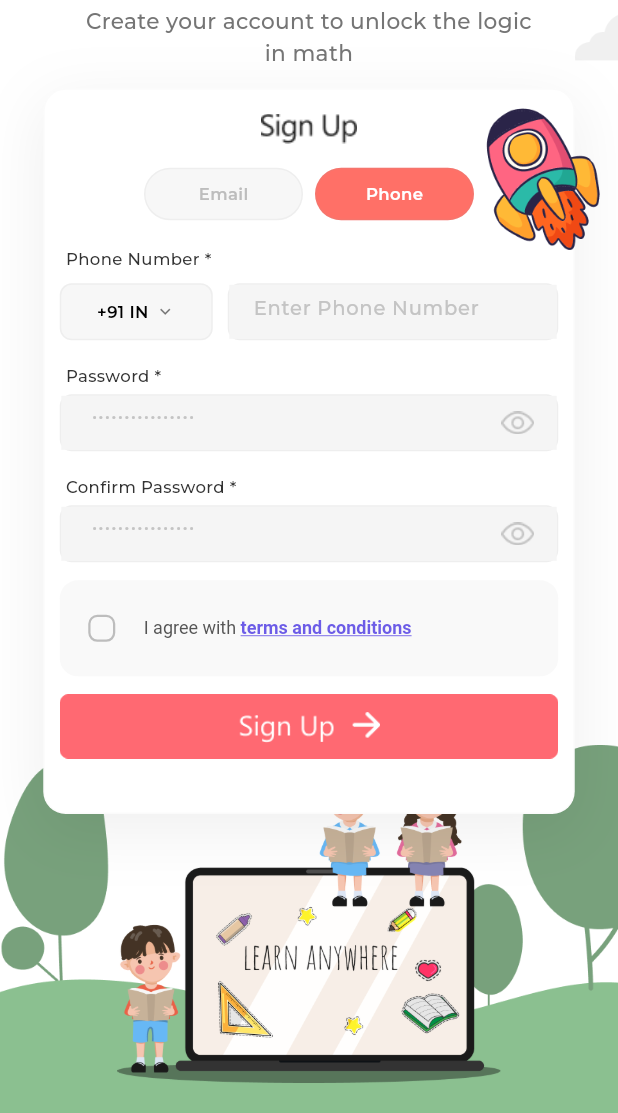
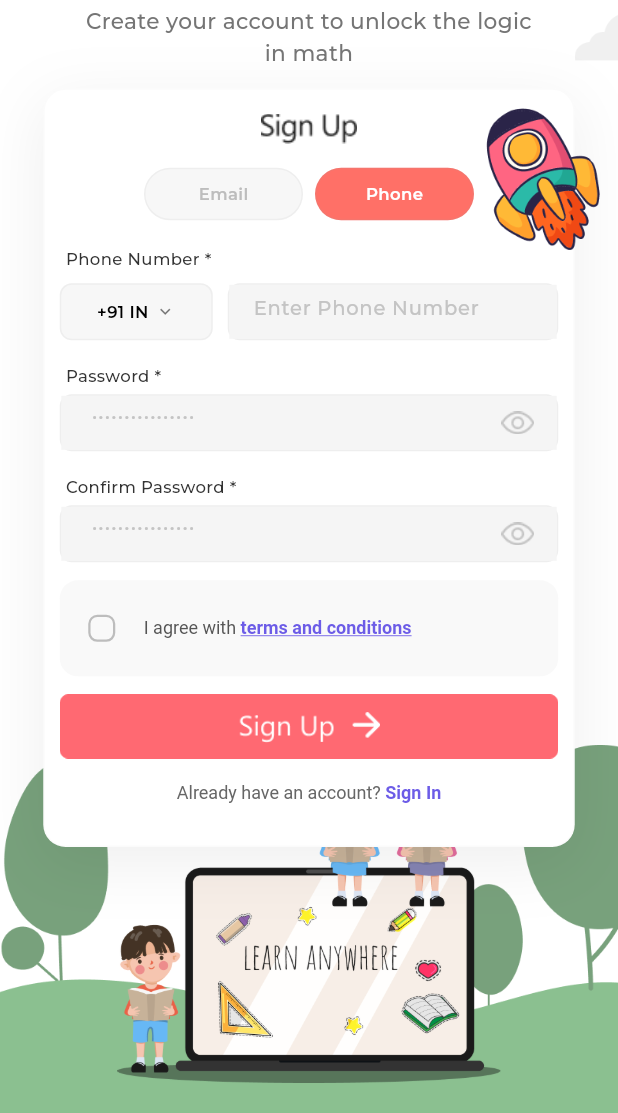
Before and after one commit to upfunda-schools/upfunda-app, a Flutter app: the SignupScreen screen opened by its route, on a phone screen of 412 x 824 dp, the part 123-1236 px from its top. Run offline on Flutter 3.47's test engine with Material 3 defaults, Android fonts, the phone set to English and light mode, and no system bars; our stand-ins replace audioplayers, cached_network_image, dio, firebase_auth, firebase_core, fl_chart and 11 more; missing offline and left inert: dart:js_interop, razorpay_flutter; accounts and stored records are empty; generated files the repository leaves out were written again; network calls fail.

Commit message:
feat(auth): add navigation links between login and signup screens

```diff
--- a/lib/features/auth/signup_screen.dart
+++ b/lib/features/auth/signup_screen.dart
@@ -755,7 +755,32 @@
                                             ],
                                           ),
                                         ),
-                                        const SizedBox(height: 24),
+                                        const SizedBox(height: 16),
+                                        GestureDetector(
+                                          onTap: () => context.go('/login'),
+                                          child: RichText(
+                                            text: const TextSpan(
+                                              style: TextStyle(
+                                                fontSize: 12,
+                                                color: Color(0xFF666666),
+                                                fontFamily: 'Roboto',
+                                              ),
+                                              children: [
+                                                TextSpan(
+                                                  text: 'Already have an account? ',
+                                                ),
+                                                TextSpan(
+                                                  text: 'Sign In',
+                                                  style: TextStyle(
+                                                    color: Color(0xFF6C5CE7),
+                                                    fontWeight: FontWeight.bold,
+                                                  ),
+                                                ),
+                                              ],
+                                            ),
+                                          ),
+                                        ),
+                                        const SizedBox(height: 16),
                                       ],
                                     ),
                                   ),
```
Also changed, not shown: lib/features/auth/login_screen.dart (+24 -0 lines).
